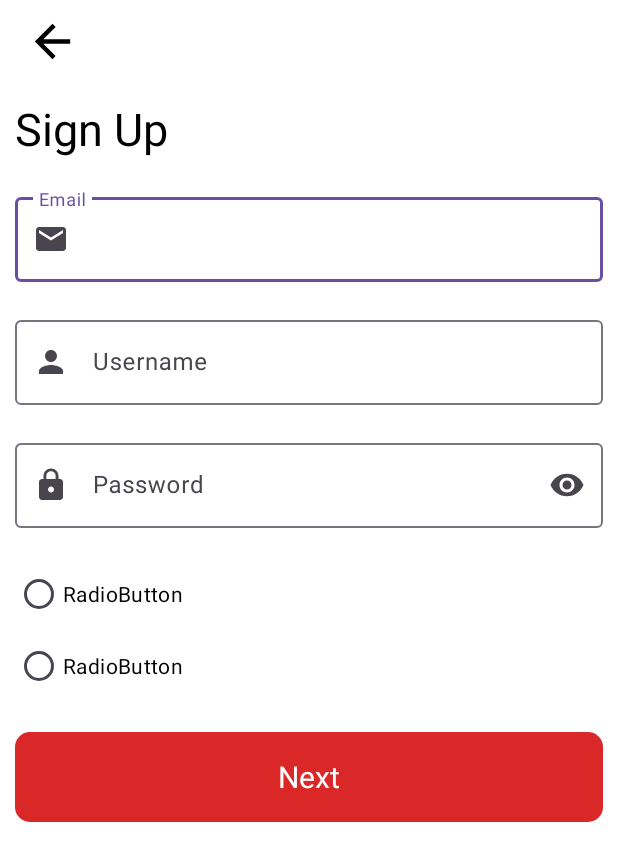
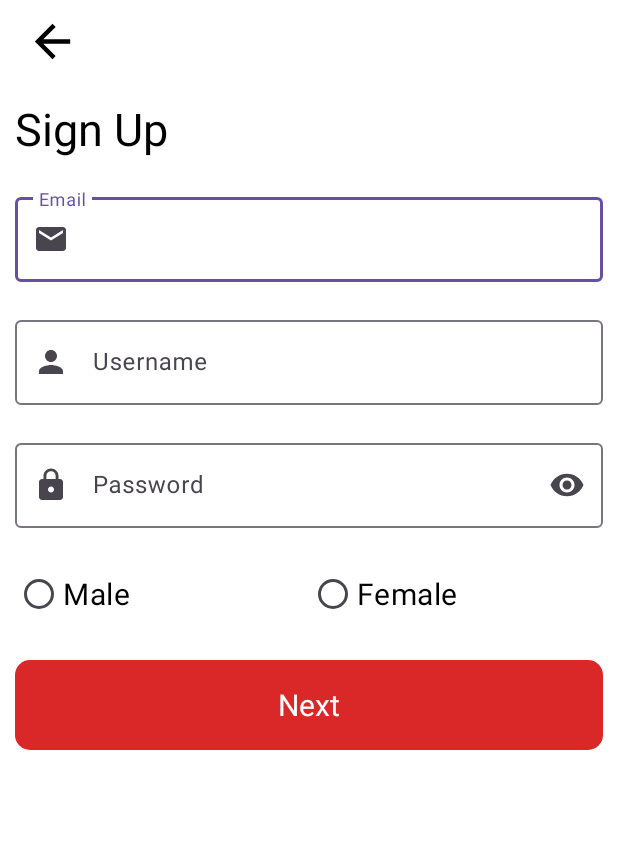
Before and after one commit to dhaliwal918/Todoist, an Android app: the SignUpActivity screen opened directly, with no data from a screen before it, on a phone screen of 412 x 824 dp. Shown: the top 861 px of the screen. Run offline under Robolectric (Android 15) with nearby library versions, the phone set to English and light mode, and no system bars.

```diff
--- a/app/build.gradle.kts
+++ b/app/build.gradle.kts
@@ -1,6 +1,7 @@
 plugins {
     alias(libs.plugins.androidApplication)
     alias(libs.plugins.jetbrainsKotlinAndroid)
+    id("com.google.gms.google-services")
 }
 
 android {
@@ -45,6 +46,7 @@ dependencies {
     implementation(libs.material)
     implementation(libs.androidx.activity)
     implementation(libs.androidx.constraintlayout)
+    implementation(libs.firebase.database)
     testImplementation(libs.junit)
     androidTestImplementation(libs.androidx.junit)
     androidTestImplementation(libs.androidx.espresso.core)
--- a/app/src/main/res/layout/activity_login.xml
+++ b/app/src/main/res/layout/activity_login.xml
@@ -32,9 +32,10 @@
             android:layout_height="wrap_content"
             android:layout_gravity="center"
             android:gravity="center"
+            android:textColor="@color/black"
             android:textSize="25sp"
             android:textStyle="bold"
-            android:text="@string/wecome_in_todoist_app" />
+            android:text="@string/welcome_in_todoist_app" />
     </LinearLayout>
 
     <ImageView
@@ -55,6 +56,7 @@
             android:layout_width="match_parent"
             android:layout_height="wrap_content"
             android:ems="10"
+            android:textColor="@color/black"
             android:inputType="text"
             android:hint="@string/username" />
 
@@ -75,6 +77,7 @@
             android:layout_height="wrap_content"
             android:layout_weight="1"
             android:ems="10"
+            android:textColor="@color/black"
             android:inputType="textPassword"
             android:hint="@string/password" />
 
--- a/app/src/main/res/layout/activity_sign_up.xml
+++ b/app/src/main/res/layout/activity_sign_up.xml
@@ -84,23 +84,29 @@
     <RadioGroup
         android:layout_width="match_parent"
         android:layout_margin="10sp"
+        android:orientation="horizontal"
         android:layout_height="wrap_content" >
 
         <RadioButton
             android:id="@+id/radioButton"
-            android:layout_width="match_parent"
+            android:layout_width="0sp"
+            android:layout_weight="1"
+            android:textSize="20sp"
             android:layout_height="wrap_content"
             android:textColor="@color/black"
-            android:text="RadioButton" />
+            android:text="@string/male" />
 
         <RadioButton
             android:id="@+id/radioButton2"
-            android:layout_width="match_parent"
+            android:layout_width="0sp"
+            android:layout_weight="1"
+            android:textSize="20sp"
             android:layout_height="wrap_content"
             android:textColor="@color/black"
-            android:text="RadioButton" />
+            android:text="@string/female" />
 
     </RadioGroup>
+
 
 
     <TextView
--- a/app/src/main/res/values/strings.xml
+++ b/app/src/main/res/values/strings.xml
@@ -1,8 +1,10 @@
 <resources>
     <string name="app_name">Todoist</string>
-    <string name="wecome_in_todoist_app">Wecome in Todoist App</string>
+    <string name="welcome_in_todoist_app">Welcome in Todoist App</string>
     <string name="username">Username</string>
     <string name="password">Password</string>
     <string name="next">Next</string>
     <string name="email">Email</string>
+    <string name="female">Female</string>
+    <string name="male">Male</string>
 </resources>
--- a/build.gradle.kts
+++ b/build.gradle.kts
@@ -1,3 +1,8 @@
+buildscript {
+    dependencies {
+        classpath(libs.google.services)
+    }
+}
 // Top-level build file where you can add configuration options common to all sub-projects/modules.
 plugins {
     alias(libs.plugins.androidApplication) apply false
--- a/gradle/libs.versions.toml
+++ b/gradle/libs.versions.toml
@@ -9,6 +9,8 @@ appcompat = "1.6.1"
 material = "1.10.0"
 activity = "1.8.0"
 constraintlayout = "2.1.4"
+googleServices = "4.4.1"
+firebaseDatabase = "20.3.1"
 
 [libraries]
 androidx-core-ktx = { group = "androidx.core", name = "core-ktx", version.ref = "coreKtx" }
@@ -19,6 +21,8 @@ androidx-appcompat = { group = "androidx.appcompat", name = "appcompat", version
 material = { group = "com.google.android.material", name = "material", version.ref = "material" }
 androidx-activity = { group = "androidx.activity", name = "activity", version.ref = "activity" }
 androidx-constraintlayout = { group = "androidx.constraintlayout", name = "constraintlayout", version.ref = "constraintlayout" }
+google-services = { group = "com.google.gms", name = "google-services", version.ref = "googleServices" }
+firebase-database = { group = "com.google.firebase", name = "firebase-database", version.ref = "firebaseDatabase" }
 
 [plugins]
 androidApplication = { id = "com.android.application", version.ref = "agp" }
```
Also changed, not shown: app/src/main/java/com/example/todoist/LoginActivity.kt (+26 -1 lines), app/src/main/res/layout/activity_main.xml (+5 -2 lines), 1 other file.
